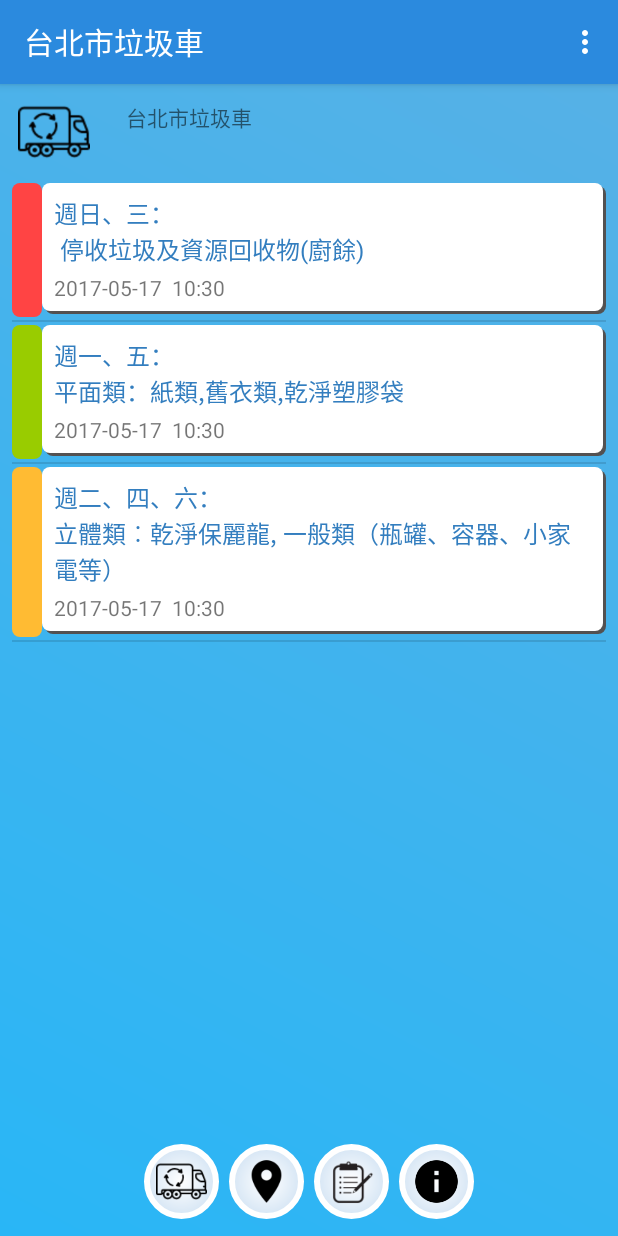
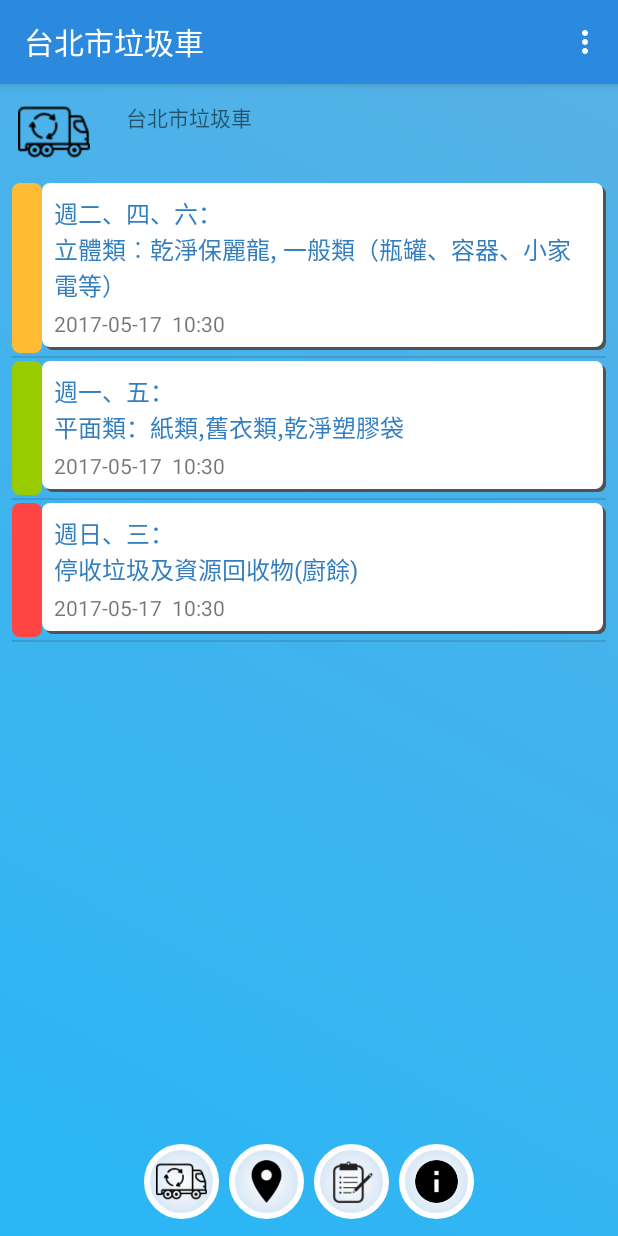
Before and after one commit to Claire0505/Garbage_Truck, an Android app: the screen it shows after launch (MainActivity), on a phone screen of 412 x 824 dp. Run offline under Robolectric (Android 15) with nearby library versions, the phone set to English and light mode, and no system bars; our stand-ins replace Volley; network calls fail.

Commit message:
建立資料庫 MyDBHelper和 NotesItemDAO，記事資料存放於資料庫

```diff
--- a/app/src/main/java/com/admin/claire/garbag_truck/Garbagetruck_List_Activity.java
+++ b/app/src/main/java/com/admin/claire/garbag_truck/Garbagetruck_List_Activity.java
@@ -114,7 +114,7 @@ public class Garbagetruck_List_Activity extends FragmentActivity
                 .position(garbage)
                 .title(title)
                 .snippet(content)
-                .icon(BitmapDescriptorFactory.fromResource(R.drawable.signs)));
+                .icon(BitmapDescriptorFactory.fromResource(R.drawable.transport1)));
 
 
         //建立位置的座標物件
--- a/app/src/main/java/com/admin/claire/garbag_truck/MainActivity.java
+++ b/app/src/main/java/com/admin/claire/garbag_truck/MainActivity.java
@@ -24,6 +24,7 @@ import android.widget.SimpleAdapter;
 import android.widget.TextView;
 import android.widget.Toast;
 
+import com.admin.claire.garbag_truck.database.NotesItemDAO;
 import com.admin.claire.garbag_truck.preference.PrefActivity;
 import com.android.volley.RequestQueue;
 import com.android.volley.Response;
@@ -66,6 +67,9 @@ public class MainActivity extends AppCompatActivity {
     // 已選擇項目數量
     private int selectedCount = 0;
 
+    // 宣告資料庫功能類別欄位變數
+    private NotesItemDAO notesItemDAO;
+
     @Override
     protected void onCreate(Bundle savedInstanceState) {
         super.onCreate(savedInstanceState);
@@ -73,7 +77,32 @@ public class MainActivity extends AppCompatActivity {
 
         getData();
         initView();
+
+        // 建立資料庫物件
+        notesItemDAO = new NotesItemDAO(getApplicationContext());
+
+        // 如果資料庫是空的，就建立一些範例資料
+        // 這是為了方便測試用的，完成應用程式以後可以拿掉
+        if (notesItemDAO.getCount() == 0) {
+            notesItemDAO.sample();
+        }
+
+        // 取得所有記事資料
+        notesItems = notesItemDAO.getAll();
+        notesItemAdapter = new NotesItemAdapter(this, R.layout.singleitem, notesItems);
+        mListNote.setAdapter(notesItemAdapter);
+
         initListViewHandler();
+
+    }
+
+    @Override
+    protected void onResume() {
+        super.onResume();
+        // 取得所有記事資料
+        notesItems = notesItemDAO.getAll();
+        notesItemAdapter = new NotesItemAdapter(this, R.layout.singleitem, notesItems);
+        mListNote.setAdapter(notesItemAdapter);
     }
 
     private void initView() {
@@ -104,9 +133,8 @@ public class MainActivity extends AppCompatActivity {
 
             // 如果是新增記事
             if (requestCode == 0){
-                // 設定記事物件的編號與日期時間
-                notesItem.setId(notesItems.size() + 1);
-                notesItem.setDatetime(new Date().getTime());
+                // 新增記事資料到資料庫
+                notesItem = notesItemDAO.insert(notesItem);
 
                 // 加入新增的記事物件
                 notesItems.add(notesItem);
@@ -120,8 +148,8 @@ public class MainActivity extends AppCompatActivity {
                 int position = data.getIntExtra("position", -1);
 
                 if (position != -1) {
-                    // 設定修改的記事物件
-                    notesItems.set(position, notesItem);
+                    // 修改資料庫中的記事資料
+                    notesItemDAO.update(notesItem);
 
                     // 通知資料已經改變，ListView元件才會重新顯示
                     notesItemAdapter.notifyDataSetChanged();
@@ -134,24 +162,24 @@ public class MainActivity extends AppCompatActivity {
     }
 
     private void initListViewHandler() {
-        // 加入範例資料
-        notesItems = new ArrayList<NotesItem>();
-
-        notesItems.add(new NotesItem(1, new Date().getTime(), Colors.RED,
-                "週日、三：\n 停收垃圾及資源回收物(廚餘)",
-                "停收垃圾及資源回收物(廚餘)"," ", 0 ));
-
-        notesItems.add(new NotesItem(2, new Date().getTime(), Colors.GREEN,
-                "週一、五：\n平面類：紙類,舊衣類,乾淨塑膠袋",
-                "平面類：\n紙類,舊衣類,乾淨塑膠袋"," ", 0 ));
-
-        notesItems.add(new NotesItem(3, new Date().getTime(), Colors.ORANGE,
-                "週二、四、六：\n立體類︰乾淨保麗龍, 一般類（瓶罐、容器、小家電等）",
-                "立體類︰乾淨保麗龍\n一般類（瓶罐、容器、小家電等）"," ", 0 ));
-
-        // 建立自定Adapter物件
-        notesItemAdapter = new NotesItemAdapter(this, R.layout.singleitem, notesItems);
-        mListNote.setAdapter(notesItemAdapter);
+//        // 加入範例資料
+//        notesItems = new ArrayList<NotesItem>();
+//
+//        notesItems.add(new NotesItem(1, new Date().getTime(), Colors.RED,
+//                "週日、三：\n 停收垃圾及資源回收物(廚餘)",
+//                "停收垃圾及資源回收物(廚餘)"," ", 0 ));
+//
+//        notesItems.add(new NotesItem(2, new Date().getTime(), Colors.GREEN,
+//                "週一、五：\n平面類：紙類,舊衣類,乾淨塑膠袋",
+//                "平面類：\n紙類,舊衣類,乾淨塑膠袋"," ", 0 ));
+//
+//        notesItems.add(new NotesItem(3, new Date().getTime(), Colors.ORANGE,
+//                "週二、四、六：\n立體類︰乾淨保麗龍, 一般類（瓶罐、容器、小家電等）",
+//                "立體類︰乾淨保麗龍\n一般類（瓶罐、容器、小家電等）"," ", 0 ));
+//
+//        // 建立自定Adapter物件
+//        notesItemAdapter = new NotesItemAdapter(this, R.layout.singleitem, notesItems);
+//        mListNote.setAdapter(notesItemAdapter);
 
 
         // 建立選單項目點擊監聽物件
@@ -433,6 +461,7 @@ public class MainActivity extends AppCompatActivity {
                             @Override
                             public void onClick(DialogInterface dialog, int which) {
                                 // 刪除所有已勾選的項目
+                                // 取得最後一個元素的編號
                                 int index = notesItemAdapter.getCount() - 1;
 
                                 while(index > -1) {
@@ -440,6 +469,8 @@ public class MainActivity extends AppCompatActivity {
 
                                     if (notesItem.isSelected()){
                                         notesItemAdapter.remove(notesItem);
+                                        // 刪除資料庫中的記事資料
+                                        notesItemDAO.delete(notesItem.getId());
                                     }
                                     index--;
                                 }
--- a/app/src/main/java/com/admin/claire/garbag_truck/MapsActivity.java
+++ b/app/src/main/java/com/admin/claire/garbag_truck/MapsActivity.java
@@ -169,7 +169,7 @@ public class MapsActivity extends FragmentActivity implements OnMapReadyCallback
                         .position(new LatLng(o.getDouble("lat"), o.getDouble("lng")))
                         .title(o.getString("title"))
                         .snippet(o.getString("content"))
-                        .icon(BitmapDescriptorFactory.fromResource(R.drawable.signs))
+                        .icon(BitmapDescriptorFactory.fromResource(R.drawable.transport1))
                 );
 
             }
--- a/app/src/main/java/com/admin/claire/garbag_truck/NotesActivity.java
+++ b/app/src/main/java/com/admin/claire/garbag_truck/NotesActivity.java
@@ -102,6 +102,27 @@ public class NotesActivity extends AppCompatActivity {
         });
     }
 
+    public static Colors getColors(int color) {
+        Colors result = Colors.BLUE;
+
+        if (color == Colors.LIGHTGRAY.parseColor()) {
+            result = Colors.LIGHTGRAY;
+        }
+        else if (color == Colors.ORANGE.parseColor()) {
+            result = Colors.ORANGE;
+        }
+        else if (color == Colors.PURPLE.parseColor()) {
+            result = Colors.PURPLE;
+        }
+        else if (color == Colors.RED.parseColor()) {
+            result = Colors.RED;
+        }
+        else if (color == Colors.GREEN.parseColor()) {
+            result = Colors.GREEN;
+        }
+        return result;
+    }
+
     private void initHandler() {
         btnOK.setOnClickListener(new View.OnClickListener() {
             @Override
@@ -152,25 +173,4 @@ public class NotesActivity extends AppCompatActivity {
 
     }
 
-
-    public static Colors getColors(int color) {
-        Colors result = Colors.BLUE;
-
-        if (color == Colors.LIGHTGRAY.parseColor()) {
-            result = Colors.LIGHTGRAY;
-        }
-        else if (color == Colors.ORANGE.parseColor()) {
-            result = Colors.ORANGE;
-        }
-        else if (color == Colors.PURPLE.parseColor()) {
-            result = Colors.PURPLE;
-        }
-        else if (color == Colors.RED.parseColor()) {
-            result = Colors.RED;
-        }
-        else if (color == Colors.GREEN.parseColor()) {
-            result = Colors.GREEN;
-        }
-        return result;
-    }
 }
--- /dev/null
+++ b/app/src/main/java/com/admin/claire/garbag_truck/database/MyDBHelper.java
@@ -0,0 +1,48 @@
+package com.admin.claire.garbag_truck.database;
+
+import android.content.Context;
+import android.database.sqlite.SQLiteDatabase;
+import android.database.sqlite.SQLiteOpenHelper;
+
+/**
+ * Created by claire on 2017/5/17.
+ */
+
+public class MyDBHelper extends SQLiteOpenHelper {
+    // 資料庫名稱
+    public static final String DATABASE_NAME = "mydata.db";
+    // 資料庫版本，資料結構改變的時候要更改這個數字，通常是加一
+    public static final int VERSION = 1;
+    // 資料庫物件，固定的欄位變數
+    private static SQLiteDatabase database;
+
+    public MyDBHelper(Context context, String name,
+                      SQLiteDatabase.CursorFactory factory, int version) {
+        super(context, name, factory, version);
+    }
+
+    // 需要資料庫的元件呼叫這個方法，這個方法在一般的應用都不需要修改
+    public static SQLiteDatabase getDatabase(Context context) {
+        if (database == null || !database.isOpen()) {
+            database = new MyDBHelper(
+                    context, DATABASE_NAME, null, VERSION).getWritableDatabase();
+        }
+        return database;
+    }
+
+    @Override
+    public void onCreate(SQLiteDatabase db) {
+        // 建立應用程式需要的表格
+        db.execSQL(NotesItemDAO.CREATE_TABLE);
+
+    }
+
+    @Override
+    public void onUpgrade(SQLiteDatabase db, int oldVersion, int newVersion) {
+        // 刪除原有的表格
+        db.execSQL("DROP TABLE IF EXISTS " + NotesItemDAO.TABLE_NAME);
+        // 呼叫onCreate建立新版的表格
+        onCreate(db);
+
+    }
+}
--- /dev/null
+++ b/app/src/main/java/com/admin/claire/garbag_truck/database/NotesItemDAO.java
@@ -0,0 +1,202 @@
+package com.admin.claire.garbag_truck.database;
+
+import android.content.ContentValues;
+import android.content.Context;
+import android.database.Cursor;
+import android.database.sqlite.SQLiteDatabase;
+
+import com.admin.claire.garbag_truck.Colors;
+import com.admin.claire.garbag_truck.NotesActivity;
+import com.admin.claire.garbag_truck.NotesItem;
+
+import java.util.ArrayList;
+import java.util.Date;
+import java.util.List;
+
+/**
+ * Created by claire on 2017/5/17.
+ */
+// 資料功能類別
+public class NotesItemDAO {
+    // 表格名稱
+    public static final String TABLE_NAME = "notesitem";
+    // 編號表格欄位名稱，固定不變
+    public static final String KEY_ID = "_id";
+
+    // 其它表格欄位名稱
+    public static final String DATETIME_COLUMN = "datetime";
+    public static final String COLOR_COLUMN = "color";
+    public static final String TITLE_COLUMN = "title";
+    public static final String CONTENT_COLUMN = "content";
+    public static final String FILENAME_COLUMN = "filename";
+    public static final String LASTMODIFY_COLUMN = "lastmodify";
+
+    // 使用上面宣告的變數建立表格的SQL指令
+    public static final String CREATE_TABLE =
+            "CREATE TABLE " + TABLE_NAME + "(" +
+                    KEY_ID + " INTEGER PRIMARY KEY AUTOINCREMENT, " +
+                    DATETIME_COLUMN + " INTEGER NOT NULL, " +
+                    COLOR_COLUMN + " INTEGER NOT NULL, " +
+                    TITLE_COLUMN + " TEXT NOT NULL, " +
+                    CONTENT_COLUMN + " TEXT NOT NULL, " +
+                    FILENAME_COLUMN + " TEXT, " +
+                    LASTMODIFY_COLUMN + " INTEGER) ";
+
+    // 資料庫物件
+    private SQLiteDatabase db;
+
+    // 建構子，一般的應用都不需要修改
+    public NotesItemDAO(Context context) {
+        db = MyDBHelper.getDatabase(context);
+    }
+
+    // 關閉資料庫
+    public void close() {
+        db.close();
+    }
+
+    // 新增參數指定的物件
+    public NotesItem insert (NotesItem notesItem) {
+        // 建立準備新增資料的ContentValues物件
+        ContentValues cv = new ContentValues();
+
+        // 加入ContentValues物件包裝的新增資料
+        // 第一個參數是欄位名稱， 第二個參數是欄位的資料
+        cv.put(DATETIME_COLUMN, notesItem.getDatetime());
+        cv.put(COLOR_COLUMN, notesItem.getColor().parseColor());
+        cv.put(TITLE_COLUMN, notesItem.getTitle());
+        cv.put(CONTENT_COLUMN, notesItem.getContent());
+        cv.put(FILENAME_COLUMN, notesItem.getFileName());
+        cv.put(LASTMODIFY_COLUMN, notesItem.getLastModify());
+
+        // 新增一筆資料並取得編號
+        // 第一個參數是表格名稱
+        // 第二個參數是沒有指定欄位值的預設值
+        // 第三個參數是包裝新增資料的ContentValues物件
+        long id = db.insert(TABLE_NAME, null, cv);
+
+        // 設定編號
+        notesItem.setId(id);
+        // 回傳結果
+        return notesItem;
+    }
+
+    // 修改參數指定的物件
+    public boolean update(NotesItem notesItem){
+        // 建立準備修改資料的ContentValues物件
+        ContentValues cv = new ContentValues();
+
+        // 加入ContentValues物件包裝的修改資料
+        // 第一個參數是欄位名稱， 第二個參數是欄位的資料
+        cv.put(DATETIME_COLUMN, notesItem.getDatetime());
+        cv.put(COLOR_COLUMN, notesItem.getColor().parseColor());
+        cv.put(TITLE_COLUMN, notesItem.getTitle());
+        cv.put(CONTENT_COLUMN, notesItem.getContent());
+        cv.put(FILENAME_COLUMN, notesItem.getFileName());
+        cv.put(LASTMODIFY_COLUMN, notesItem.getLastModify());
+
+        // 設定修改資料的條件為編號
+        // 格式為「欄位名稱＝資料」
+        String where = KEY_ID + "=" + notesItem.getId();
+
+        // 執行修改資料並回傳修改的資料數量是否成功
+        return db.update(TABLE_NAME, cv, where,null) > 0;
+
+    }
+
+    // 刪除參數指定編號的資料
+    public boolean delete(long id) {
+        // 設定條件為編號，格式為「欄位名稱=資料」
+        String where = KEY_ID + "=" + id;
+        // 刪除指定編號資料並回傳刪除是否成功
+        return db.delete(TABLE_NAME, where , null) > 0;
+    }
+
+    // 讀取所有記事資料
+    public List<NotesItem> getAll() {
+        List<NotesItem> result = new ArrayList<>();
+        Cursor cursor = db.query(  // KEY_ID + " DESC"  改orderBy條件可以做排序 大-->小
+                TABLE_NAME, null, null, null, null, null, KEY_ID + " DESC" , null);
+
+        while (cursor.moveToNext()) {
+            result.add(getRecord(cursor));
+        }
+
+        cursor.close();
+        return result;
+    }
+
+    // 取得指定編號的資料物件
+    public NotesItem get(long id){
+        // 準備回傳結果用的物件
+        NotesItem notesItem = null;
+        // 使用編號為查詢條件
+        String where = KEY_ID + "=" + id;
+        // 執行查詢
+        Cursor result = db.query(TABLE_NAME, null, where, null, null, null, null, null);
+
+        // 如果有查詢結果
+        if (result.moveToFirst()) {
+            // 讀取包裝一筆資料的物件
+            notesItem = getRecord(result);
+        }
+
+        // 關閉Cursor物件
+        result.close();
+        // 回傳結果
+        return notesItem;
+
+    }
+
+    // 把Cursor目前的資料包裝為物件
+    public NotesItem getRecord(Cursor cursor) {
+        // 準備回傳結果用的物件
+        NotesItem result = new NotesItem();
+
+        result.setId(cursor.getLong(0));
+        result.setDatetime(cursor.getLong(1));
+        result.setColor(NotesActivity.getColors(cursor.getInt(2)));
+        result.setTitle(cursor.getString(3));
+        result.setContent(cursor.getString(4));
+        result.setFileName(cursor.getString(5));
+        result.setLastModify(cursor.getLong(6));
+
+        // 回傳結果
+        return result;
+    }
+
+    // 取得資料數量
+    public int getCount(){
+        int result = 0;
+        Cursor cursor = db.rawQuery("SELECT COUNT(*) FROM " + TABLE_NAME, null);
+
+        if (cursor.moveToNext()) {
+            result = cursor.getInt(0);
+        }
+        return result;
+    }
+
+    // 建立範例資料
+    public void sample() {
+
+        NotesItem notesItem = new NotesItem(0, new Date().getTime(), Colors.RED,
+                "週日、三：\n停收垃圾及資源回收物(廚餘)",
+                "停收垃圾及資源回收物(廚餘)"," ", 0 );
+
+
+        NotesItem notesItem1 = new NotesItem(0, new Date().getTime(),Colors.GREEN,
+                "週一、五：\n平面類：紙類,舊衣類,乾淨塑膠袋",
+                "平面類：\n紙類,舊衣類,乾淨塑膠袋"," ", 0 );
+
+        NotesItem notesItem2 = new NotesItem(0, new Date().getTime(),Colors.ORANGE,
+                "週二、四、六：\n立體類︰乾淨保麗龍, 一般類（瓶罐、容器、小家電等）",
+                "立體類︰乾淨保麗龍\n一般類（瓶罐、容器、小家電等）"," ", 0 );
+
+
+        insert(notesItem);
+        insert(notesItem1);
+        insert(notesItem2);
+
+    }
+
+}
```
Also changed, not shown: app/src/main/java/com/admin/claire/garbag_truck/GarbageAdapter.java (deleted, +0 -66 lines), app/src/main/java/com/admin/claire/garbag_truck/GarbageTruck.java (+2 -48 lines), app/src/main/res/drawable/transport1.png.
